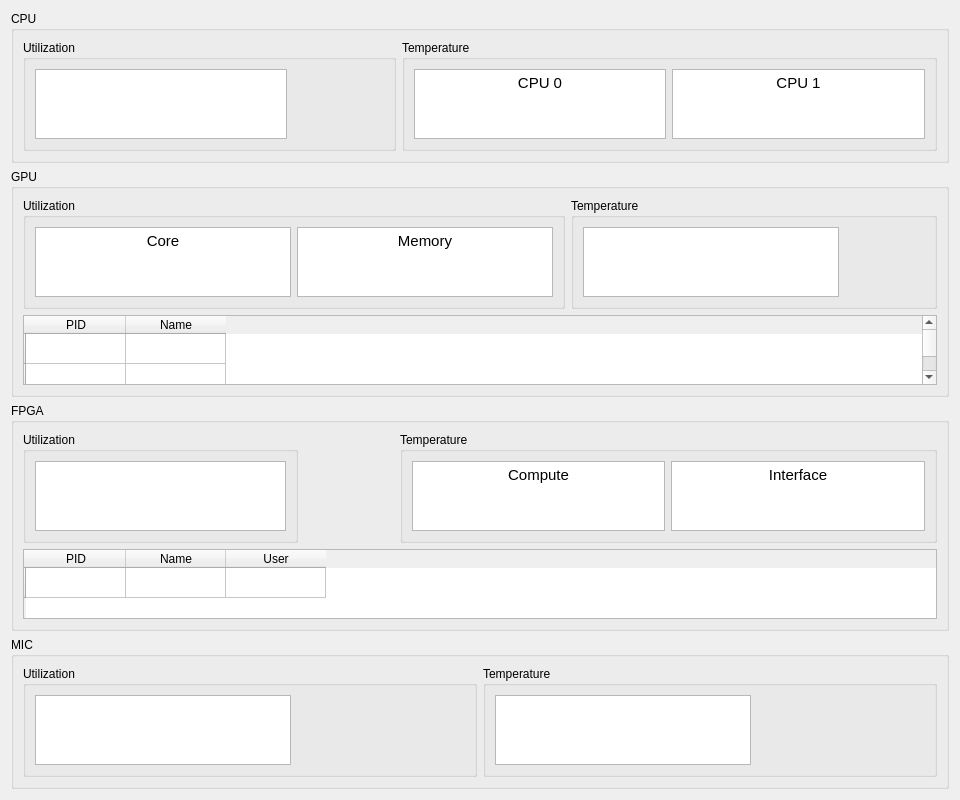
Before: the Qt Designer form utilities/msmonitor_cs/client/msmonitor/qmsmsystemoverview.ui in akiml/ampehre, drawn with Qt 5.
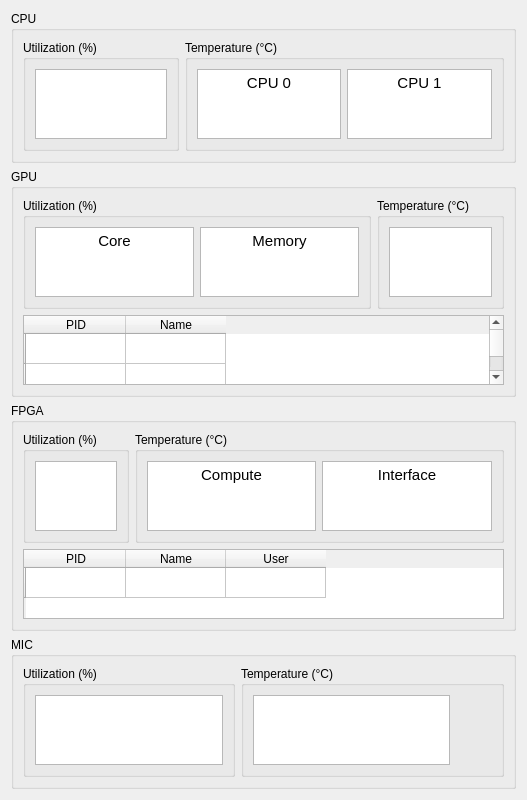
After: the same form once the commit is applied.

Patch:
```diff
--- a/utilities/msmonitor_cs/client/msmonitor/qmsmsystemoverview.ui
+++ b/utilities/msmonitor_cs/client/msmonitor/qmsmsystemoverview.ui
@@ -6,8 +6,8 @@
    <rect>
     <x>0</x>
     <y>0</y>
-    <width>960</width>
-    <height>770</height>
+    <width>527</width>
+    <height>794</height>
    </rect>
   </property>
   <property name="windowTitle">
@@ -25,7 +25,7 @@
         <item>
          <widget class="QGroupBox" name="groupBox_cpu_util">
           <property name="title">
-           <string>Utilization</string>
+           <string>Utilization (%)</string>
           </property>
           <layout class="QHBoxLayout" name="horizontalLayout">
            <item>
@@ -54,7 +54,7 @@
         <item>
          <widget class="QGroupBox" name="groupBox_cpu_temp">
           <property name="title">
-           <string>Temperature</string>
+           <string>Temperature (°C)</string>
           </property>
           <layout class="QHBoxLayout" name="horizontalLayout_3">
            <item>
@@ -104,7 +104,7 @@
         <item>
          <widget class="QGroupBox" name="groupBox_gpu_util">
           <property name="title">
-           <string>Utilization</string>
+           <string>Utilization (%)</string>
           </property>
           <layout class="QHBoxLayout" name="horizontalLayout_9">
            <item>
@@ -141,7 +141,7 @@
         <item>
          <widget class="QGroupBox" name="groupBox_gpu_temp">
           <property name="title">
-           <string>Temperature</string>
+           <string>Temperature (°C)</string>
           </property>
           <layout class="QHBoxLayout" name="horizontalLayout_10">
            <item>
@@ -222,7 +222,7 @@
         <item>
          <widget class="QGroupBox" name="groupBox_fpga_util">
           <property name="title">
-           <string>Utilization</string>
+           <string>Utilization (%)</string>
           </property>
           <layout class="QHBoxLayout" name="horizontalLayout_12">
            <item>
@@ -251,7 +251,7 @@
         <item>
          <widget class="QGroupBox" name="groupBox_fpga_temp">
           <property name="title">
-           <string>Temperature</string>
+           <string>Temperature (°C)</string>
           </property>
           <layout class="QHBoxLayout" name="horizontalLayout_11">
            <item>
@@ -325,7 +325,7 @@
         <item>
          <widget class="QGroupBox" name="groupBox_mic_util">
           <property name="title">
-           <string>Utilization</string>
+           <string>Utilization (%)</string>
           </property>
           <layout class="QHBoxLayout" name="horizontalLayout_2">
            <item>
@@ -354,7 +354,7 @@
         <item>
          <widget class="QGroupBox" name="groupBox_mic_temp">
           <property name="title">
-           <string>Temperature</string>
+           <string>Temperature (°C)</string>
           </property>
           <layout class="QHBoxLayout" name="horizontalLayout_7">
            <item>
```
Left out of the diff: 2 changed lines with no effect on the pictures.
